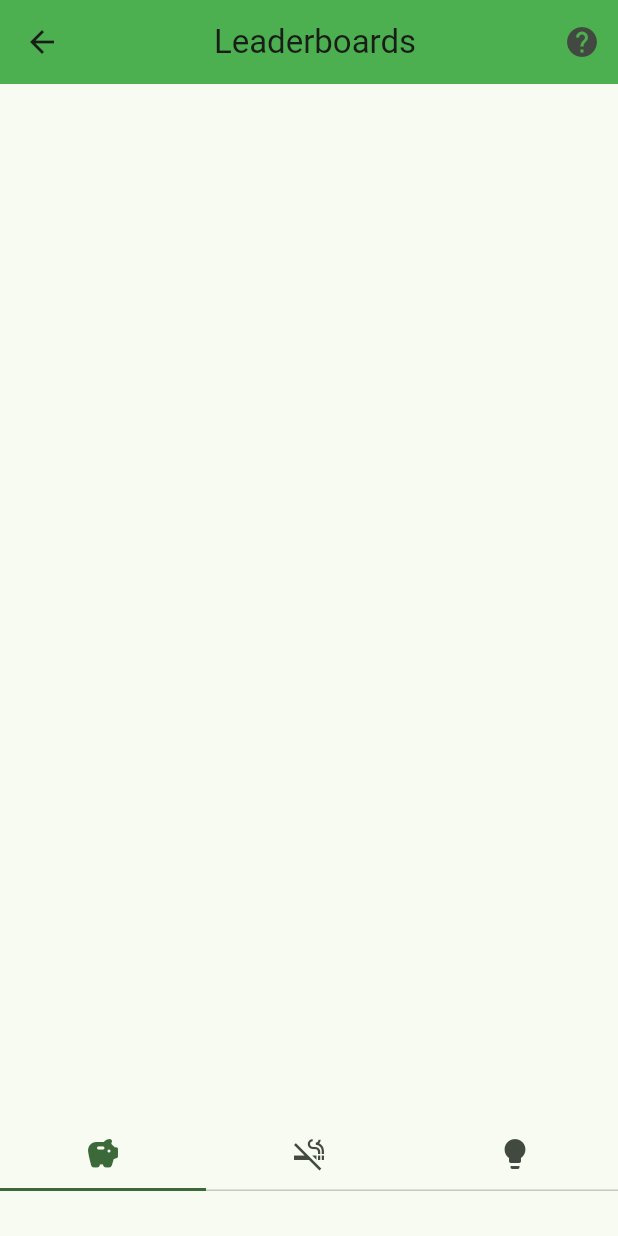
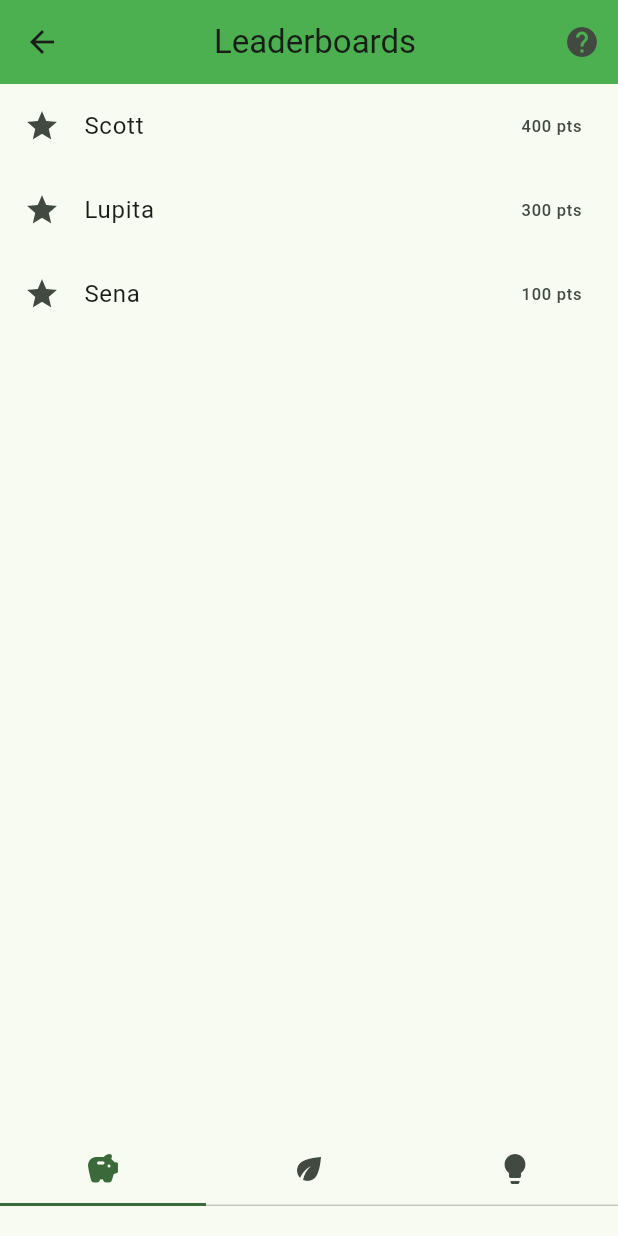
Before and after one commit to PratheekRamakrishna/BitCamp-FinFight, a Flutter app: the screen it shows after launch, on a phone screen of 412 x 824 dp. Run offline on Flutter 3.47's test engine with Material 3 defaults, Android fonts, the phone set to English and light mode, and no system bars.

Commit message:
leaderboard sort

```diff
--- a/BitCamp Project/placeholder/lib/main.dart
+++ b/BitCamp Project/placeholder/lib/main.dart
@@ -4,141 +4,154 @@ void main() {
   runApp(const MyApp());
 }
 
-class MyApp extends StatefulWidget {
+// Main application widget (Stateless as it only sets up theme and home)
+class MyApp extends StatelessWidget { // Changed to StatelessWidget as state was unused
   const MyApp({super.key});
 
   @override
-  State<MyApp> createState() => _MyAppState();
-}
-
-class _MyAppState extends State<MyApp> {
-  var selectedIndex = 0;
-  @override
   Widget build(BuildContext context) {
-    return GestureDetector(
-      child: MaterialApp(
+    // Removed the unused GestureDetector
+    return MaterialApp(
       title: 'FinFight',
       theme: ThemeData(
         colorScheme: ColorScheme.fromSeed(seedColor: Colors.green),
         useMaterial3: true,
       ),
-        home: MyLeaderboard(),
-      ),
+      // Set MyLeaderboard directly as the home screen
+      home: const MyLeaderboard(), // Added const
     );
   }
 }
 
-class MyHomePage extends StatefulWidget {
-  const MyHomePage({super.key, required this.title});
-  final String title;
+// --- MyHomePage and _MyHomePageState have been removed as they were unused ---
+
+
+// Leaderboard screen widget
+class MyLeaderboard extends StatefulWidget {
+  // Added standard const constructor
+  const MyLeaderboard({super.key});
 
   @override
-  State<MyHomePage> createState() => _MyHomePageState();
+  // Renamed State class to follow convention
+  State<MyLeaderboard> createState() => _MyLeaderboardState();
 }
 
-class _MyHomePageState extends State<MyHomePage> {
-  int _counter = 0;
-  final List<Map<String, dynamic>> _leaderboard = [
-    {'name': 'Dave', 'Points': 500},
-    {'name': 'Eve', 'Points': 400},
-    {'name': 'Frank', 'Points': 300},
-    {'name': 'Grace', 'Points': 200},
-    {'name': 'Heidi', 'Points': 100},
-    {'name': 'Ivan', 'Points': 50},
+// State for the Leaderboard screen
+class _MyLeaderboardState extends State<MyLeaderboard> {
+  // Leaderboard data remains the same
+  final List<Map<String, dynamic>> co2Leaderboard = [
+    {'name': 'Sena', 'co2Cost': 50}, // Key is 'co2Cost'
+    {'name': 'Scott', 'co2Cost': 100},
+    {'name': 'Lupita', 'co2Cost': 90},
   ];
-  final TextEditingController _justificationController = TextEditingController();
 
+  final List<Map<String, dynamic>> pointsLeaderboard = [
+    {'name': 'Sena', 'points': 100},
+    {'name': 'Scott', 'points': 400},
+    {'name': 'Lupita', 'points': 300},
+  ];
 
-  void _submitJustification() {
-    String reason = _justificationController.text;
-    if (reason.isNotEmpty) {
-      ScaffoldMessenger.of(context).showSnackBar(
-        SnackBar(content: Text("Submitted: $reason")),
-      );
-      _justificationController.clear();
-    }
-  }
+  final List<Map<String, dynamic>> costEffectiveLeaderboard = [
+    {'name': 'Sena', 'ratio': 10.5},
+    {'name': 'Scott', 'ratio': 9.2},
+    {'name': 'Lupita', 'ratio': 8.8},
+  ];
 
   @override
   Widget build(BuildContext context) {
-    return Scaffold(
+    // DefaultTabController provides the controller for TabBar and TabBarView
+    return DefaultTabController(
+      length: 3, // Number of tabs
+      child: Scaffold(
         appBar: AppBar(
-        title: Text(widget.title),
-        backgroundColor: Theme.of(context).colorScheme.primary,
+          leading: IconButton(
+            onPressed: () {
+              // TODO: Implement back navigation if needed
+              if (Navigator.canPop(context)) {
+                Navigator.pop(context);
+              }
+            },
+            icon: const Icon(Icons.arrow_back_sharp),
           ),
-      body: SingleChildScrollView(
-        padding: const EdgeInsets.all(16.0),
-        child: Column(
-          children: [
-            const Text(
-              "Leaderboard",
-              style: TextStyle(fontSize: 24, fontWeight: FontWeight.bold),
+          backgroundColor: Colors.green,
+          title: const Center(child: Text("Leaderboards")), // Added const
+          actions: [
+            IconButton(
+              onPressed: () {
+                // TODO: Implement help action
+              },
+              icon: const Icon(Icons.help),
+            ), // Added const
+          ],
+          // Removed bottom property as TabBar is now in bottomNavigationBar
         ),
-            ..._leaderboard.map((entry) => ListTile(
-              leading: const Icon(Icons.emoji_events),
-              title: Text(entry['name']),
-              trailing: Text('\$${entry['savings']}'),
-            )),
-            const SizedBox(height: 24),
-            const Text(
-              "Justify Your Expense 🧾",
-              style: TextStyle(fontSize: 20, fontWeight: FontWeight.w600),
-            ),
-            const SizedBox(height: 8),
-            TextField(
-              controller: _justificationController,
-              decoration: const InputDecoration(
-                labelText: 'Why did you spend this money?',
-                border: OutlineInputBorder(),
-              ),
-              maxLines: 3,
-            ),
-            const SizedBox(height: 8),
-            ElevatedButton(
-              onPressed: _submitJustification,
-              child: const Text("Submit"),
-            ),
-            const SizedBox(height: 24),
-            Text(
-              'Your score: $_counter',
-              style: Theme.of(context).textTheme.headlineMedium,
-            ),
+        // Place TabBar in bottomNavigationBar for conventional placement
+        bottomNavigationBar: const TabBar(
+          padding: EdgeInsets.only(bottom: 20, top: 10), // Adjusted padding
+          indicatorSize: TabBarIndicatorSize.tab,
+          tabs: [
+            Tab(icon: Icon(Icons.savings_rounded)), // Points/Savings
+            Tab(icon: Icon(Icons.eco)), // Changed icon to better match CO2
+            Tab(icon: Icon(Icons.lightbulb)), // Cost Effectiveness
           ],
         ),
-      ),
-
-    );
-  }
-}
-
-class MyLeaderboard extends StatefulWidget {
-  @override
-  State<MyLeaderboard> createState() => _MyLeaderboard();
-}
-
-class _MyLeaderboard extends State<MyLeaderboard> {
-  @override
-  Widget build(BuildContext context) {
-    return DefaultTabController(length: 3, child:
-            Scaffold(
-              appBar: AppBar(
-                leading: IconButton(onPressed: () {}, icon: Icon(Icons.arrow_back_sharp)),
-                backgroundColor: Colors.green,
-                title: Center(child: Text("Leaderboards")),
-                actions: [
-                  IconButton(onPressed: () {}, icon: Icon(Icons.help)),
-                ],
-              ),
-              bottomNavigationBar: const TabBar(
-                padding: EdgeInsets.only(bottom: 30),
-                indicatorSize: TabBarIndicatorSize.tab,
-                tabs: [
-                  Tab(icon: Icon(Icons.savings_rounded)),
-                  Tab(icon: Icon(Icons.smoke_free)),
-                  Tab(icon: Icon(Icons.lightbulb))
+        body: TabBarView(
+          // Removed the explicit controller, it uses DefaultTabController's controller
+          children: [
+            _buildPointsTable(), // First tab content
+            _buildCO2Table(), // Second tab content
+            _buildCostEffectiveTable(), // Third tab content
           ],
         ),
       ),
     );
   }
+
+  // Helper method to build the Points leaderboard table
+  Widget _buildPointsTable() {
+    // Sort in descending order (highest points first)
+    pointsLeaderboard.sort((a, b) => (b['points'] as num).compareTo(a['points'] as num));
+    return ListView(
+      children: pointsLeaderboard.map((entry) {
+        return ListTile(
+          leading: const Icon(Icons.star), // Added const
+          title: Text(entry['name']?.toString() ?? ''), // Handle potential null name
+          trailing: Text('${entry['points']?.toString() ?? ''} pts'), // Handle potential null points
+        );
+      }).toList(),
+    );
   }
+
+  // Helper method to build the CO2 leaderboard table
+  Widget _buildCO2Table() {
+    // Sort in ascending order (lowest CO2 cost is better)
+    co2Leaderboard.sort((a, b) => (a['co2Cost'] as num).compareTo(b['co2Cost'] as num));
+    return ListView(
+      children: co2Leaderboard.map((entry) {
+        return ListTile(
+          leading: const Icon(Icons.eco), // Added const
+          title: Text(entry['name']?.toString() ?? ''), // Handle potential null name
+          // Corrected the key from 'co2Saved' to 'co2Cost'
+          trailing: Text('${entry['co2Cost']?.toString() ?? ''} kg CO₂'), // Handle potential null co2Cost
+        );
+      }).toList(),
+    );
+  }
+
+  // Helper method to build the Cost-Effective leaderboard table
+  Widget _buildCostEffectiveTable() {
+    // Sort in descending order (highest ratio is better)
+    costEffectiveLeaderboard.sort((a, b) => (b['ratio'] as num).compareTo(a['ratio'] as num));
+
+    return ListView(
+      children: costEffectiveLeaderboard.map((entry) {
+        return ListTile(
+          leading: const Icon(Icons.attach_money), // Added const
+          title: Text(entry['name']?.toString() ?? ''), // Handle potential null name
+          subtitle: const Text("Savings-to-spending ratio"), // Added const
+          trailing: Text((entry['ratio'] as num).toStringAsFixed(2)), // Handle potential null ratio
+        );
+      }).toList(),
+    );
+  }
+}
```
Lines whose indentation alone changed are shown as unchanged.
